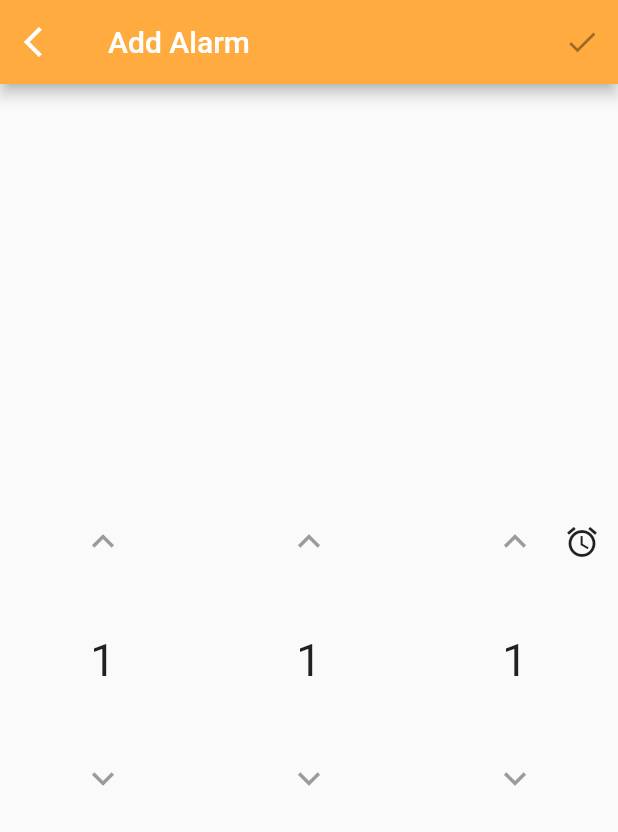
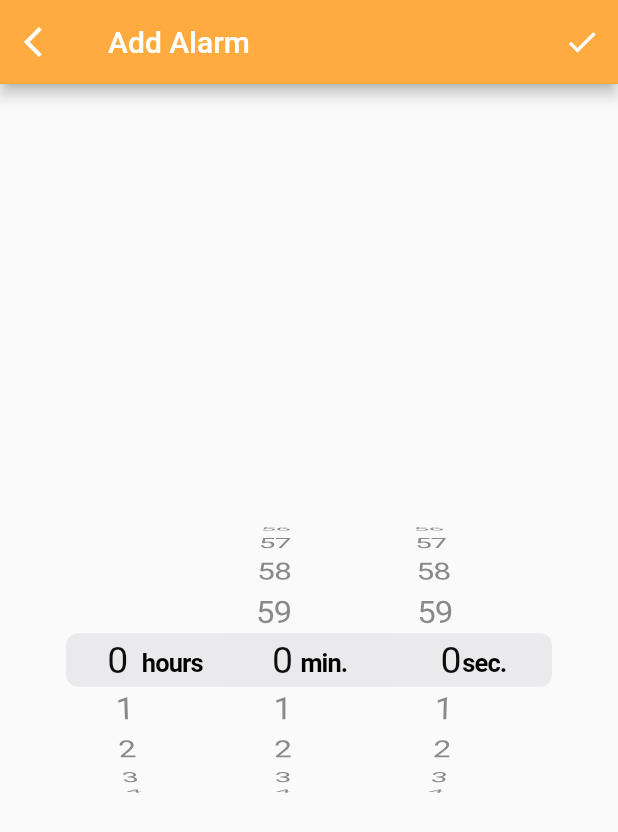
Before and after one commit to Tmoz113011/future_dart, a Flutter app: the screen it shows after launch, after a tap on the "add" icon, on a phone screen of 412 x 824 dp. Shown: the top 832 px of the screen. Run offline on Flutter 3.47's test engine with Material 2 defaults, Android fonts, the phone set to English and light mode, and no system bars; our stand-ins replace sqflite; accounts and stored records are empty.

Commit message:
Done Create new schedule

```diff
--- /dev/null
+++ b/lib/helpers/DBHelper.dart
@@ -0,0 +1,33 @@
+import 'package:path_provider/path_provider.dart';
+import 'package:sqflite/sqflite.dart';
+import 'package:path/path.dart';
+import 'dart:io' as io;
+
+class DBHelper {
+  //Database infomation
+  final int dbVersion = 1;
+  static Database _database;
+
+  String dbName;
+  String createQuery;
+
+  DBHelper({this.dbName, this.createQuery});
+
+  Future<Database> get db async {
+    if (_database == null) {
+      _database = await initDB();
+    }
+
+    return _database;
+  }
+
+  initDB() async {
+    io.Directory documentDirectory = await getApplicationDocumentsDirectory();
+    String path = join(documentDirectory.path, "$dbName");
+    Database db =
+        await openDatabase(path, version: dbVersion, onCreate: (db, version) {
+      return db.execute("$createQuery");
+    });
+    return db;
+  }
+}
--- a/lib/main.dart
+++ b/lib/main.dart
@@ -1,4 +1,3 @@
 import 'package:flutter/material.dart';
 import 'package:alarm_first_app/widgets/AppMain.dart';
-
 void main() => runApp(MyApp());
--- /dev/null
+++ b/lib/models/Schedule.dart
@@ -0,0 +1,37 @@
+class Schedule {
+  static final tableName = "schedules";
+  static final dbName = "schedule.db";
+  final String id;
+  final String duration;
+  final int isOn;
+  final int isDelete;
+  static final String onCreateQuery = "CREATE TABLE schedules(id TEXT PRIMARY KEY, duration TEXT, isOn INTEGER, isDelete INTEGER)";
+
+  Schedule({this.id, this.duration, this.isOn, this.isDelete});
+
+  static Schedule defaultSchedule() {
+    return new Schedule(id: DateTime.now().toString(), duration: Duration().toString(), isOn: 1, isDelete: 0);
+  }
+
+  set isOn(int value) {
+    isOn = value;
+  }
+
+  set duration(String val) {
+    duration = val;
+  }
+
+  Map<String, dynamic> toMap() {
+    return {
+      'id': id,
+      'duration':  duration,
+      'isOn':  isOn,
+      'isDelete': isDelete
+    };
+  }
+
+  @override
+  String toString() {
+    return "Schedule($id, $duration, $isOn, $isDelete})";
+  }
+}
--- a/lib/widgets/CreateForm.dart
+++ b/lib/widgets/CreateForm.dart
@@ -1,8 +1,27 @@
+import 'package:alarm_first_app/helpers/DBHelper.dart';
+import 'package:alarm_first_app/models/Schedule.dart';
 import 'package:flutter/material.dart';
-import 'package:flutter_datetime_picker/flutter_datetime_picker.dart';
+import 'package:flutter/cupertino.dart';
+import 'dart:async';
 
-class CreateAlarmForm extends StatelessWidget {
-  _handleSaveAlarm() {}
+import 'package:sqflite/sqflite.dart';
+
+class ScheduleForm extends StatefulWidget {
+  _ScheduleState createState() => _ScheduleState();
+}
+
+class _ScheduleState extends State<ScheduleForm> {
+  Schedule _schedule;
+
+  Future<void> createSchedule(Schedule schedule) async {
+    DBHelper database =
+        DBHelper(dbName: Schedule.dbName, createQuery: Schedule.onCreateQuery);
+    final Database db = await database.db;
+    if (schedule != null) {
+      db.insert(Schedule.tableName, schedule.toMap());
+    }
+  }
+
   @override
   Widget build(BuildContext context) {
     return Scaffold(
@@ -16,79 +35,27 @@ class CreateAlarmForm extends StatelessWidget {
           actions: <Widget>[
             IconButton(
               icon: Icon(Icons.check),
-              onPressed: _handleSaveAlarm(),
+              onPressed: () async {
+                await createSchedule(_schedule);
+                Navigator.pop(context);
+              },
             )
           ],
         ),
         body: Container(
-          constraints: BoxConstraints.expand(),
-          child: Row(
-            mainAxisAlignment: MainAxisAlignment.end,
-            crossAxisAlignment: CrossAxisAlignment.center,
-            children: <Widget>[
-              Container(
-                width: MediaQuery.of(context).size.width / 3,
-                height: MediaQuery.of(context).size.height / 4,
-                child: Column(
-                  mainAxisAlignment: MainAxisAlignment.spaceBetween,
-                  children: <Widget>[
-                    new IconButton(
-                      icon: new Icon(Icons.keyboard_arrow_up, size: 30.0),
-                      onPressed: null,
-                    ),
-                    new Text("1", style: new TextStyle(fontSize: 30.0)),
-                    new IconButton(
-                      onPressed: null,
-                      icon: new Icon(Icons.keyboard_arrow_down, size: 30.0),
-                    )
-                  ],
-                ),
-              ),
-              Container(
-                width: MediaQuery.of(context).size.width / 3,
-                height: MediaQuery.of(context).size.height / 4,
-                child: Column(
-                  mainAxisAlignment: MainAxisAlignment.spaceBetween,
-                  children: <Widget>[
-                    new IconButton(
-                      icon: new Icon(Icons.keyboard_arrow_up, size: 30.0),
-                      onPressed: null,
-                    ),
-                    new Text("1", style: new TextStyle(fontSize: 30.0)),
-                    new IconButton(
-                      onPressed: null,
-                      icon: new Icon(Icons.keyboard_arrow_down, size: 30.0),
-                    )
-                  ],
-                ),
-              ),
-              Stack(alignment: AlignmentDirectional.topEnd, children: [
-                Container(
-                  width: MediaQuery.of(context).size.width / 3,
-                  height: MediaQuery.of(context).size.height / 4,
-                  child: Column(
-                    mainAxisAlignment: MainAxisAlignment.spaceBetween,
-                    children: <Widget>[
-                      new IconButton(
-                        icon: new Icon(Icons.keyboard_arrow_up, size: 30.0),
-                        onPressed: null,
-                      ),
-                      new Text("1", style: new TextStyle(fontSize: 30.0)),
-                      new IconButton(
-                        onPressed: null,
-                        icon: new Icon(Icons.keyboard_arrow_down, size: 30.0),
-                      )
-                    ],
-                  ),
-                ),
-                new IconButton(
-                  icon: Icon(Icons.alarm),
-                  onPressed: () {
-                    DatePicker.showTimePicker(context, currentTime: DateTime.now());
-                  },
-                )
-              ]),
-            ],
+          child: CupertinoTimerPicker(
+            mode: CupertinoTimerPickerMode.hms,
+            minuteInterval: 1,
+            secondInterval: 1,
+            onTimerDurationChanged: (Duration changedtimer) {
+              setState(() {
+                _schedule = Schedule(
+                    id: DateTime.now().toString(),
+                    duration: changedtimer.toString(),
+                    isOn: 1,
+                    isDelete: 0);
+              });
+            },
           ),
         ));
   }
--- a/lib/widgets/HomePage.dart
+++ b/lib/widgets/HomePage.dart
@@ -1,5 +1,9 @@
+import 'package:alarm_first_app/helpers/DBHelper.dart';
+import 'package:alarm_first_app/models/Schedule.dart';
 import 'package:alarm_first_app/widgets/CreateForm.dart';
 import 'package:flutter/material.dart';
+import 'package:sqflite/sqflite.dart';
+
 class MyHomePage extends StatefulWidget {
   MyHomePage({Key key, this.title}) : super(key: key);
 
@@ -10,13 +14,44 @@ class MyHomePage extends StatefulWidget {
 }
 
 class _MyHomePageState extends State<MyHomePage> {
+  List<Schedule> _schedules;
+
+  @override
+  void initState() {
+    super.initState();
+    setDefaultState();
+  }
 
   void _onOpenCreateForm() {
-    Navigator.push(context, MaterialPageRoute(builder: (context) => CreateAlarmForm()));
+    Navigator.push(
+        context, MaterialPageRoute(builder: (context) => ScheduleForm()));
+  }
+
+  void setDefaultState() async {
+    _schedules = await getListSchedule();
+  }
+
+  Future<List<Schedule>> getListSchedule() async {
+    // Construct ref database
+    final Database db = await new DBHelper(
+            dbName: Schedule.dbName, createQuery: Schedule.onCreateQuery)
+        .db;
+
+    //Get all data
+    final List<Map<String, dynamic>> maps = await db.rawQuery("SELECT * FROM schedules WHERE isDelete=0");
+    return List.generate(maps.length, (key) {
+      return Schedule(
+          id: maps[key]['id'],
+          duration: maps[key]['duration'],
+          isOn: maps[key]['isOn'],
+          isDelete: maps[key]['isDelete']);
+    });
   }
 
   @override
   Widget build(BuildContext context) {
+    print(_schedules.toString());
+
     return Scaffold(
       appBar: AppBar(
         title: Text(widget.title),
@@ -26,7 +61,7 @@ class _MyHomePageState extends State<MyHomePage> {
         onPressed: _onOpenCreateForm,
         child: Icon(Icons.add),
         backgroundColor: Colors.orangeAccent,
-      ), // This trailing comma makes auto-formatting nicer for build methods.
+      ),
     );
   }
 }
--- a/pubspec.yaml
+++ b/pubspec.yaml
@@ -24,7 +24,9 @@ dependencies:
   # Use with the CupertinoIcons class for iOS style icons.
   cupertino_icons: ^0.1.2
   flutter_local_notifications: ^0.8.4
-  flutter_datetime_picker: ^1.2.6
+  sqflite: any
+  path: any
+  path_provider: any
 
 dev_dependencies:
   flutter_test:
```
Also changed, not shown: lib/widgets/TimeInput.dart (deleted, +0 -33 lines).
